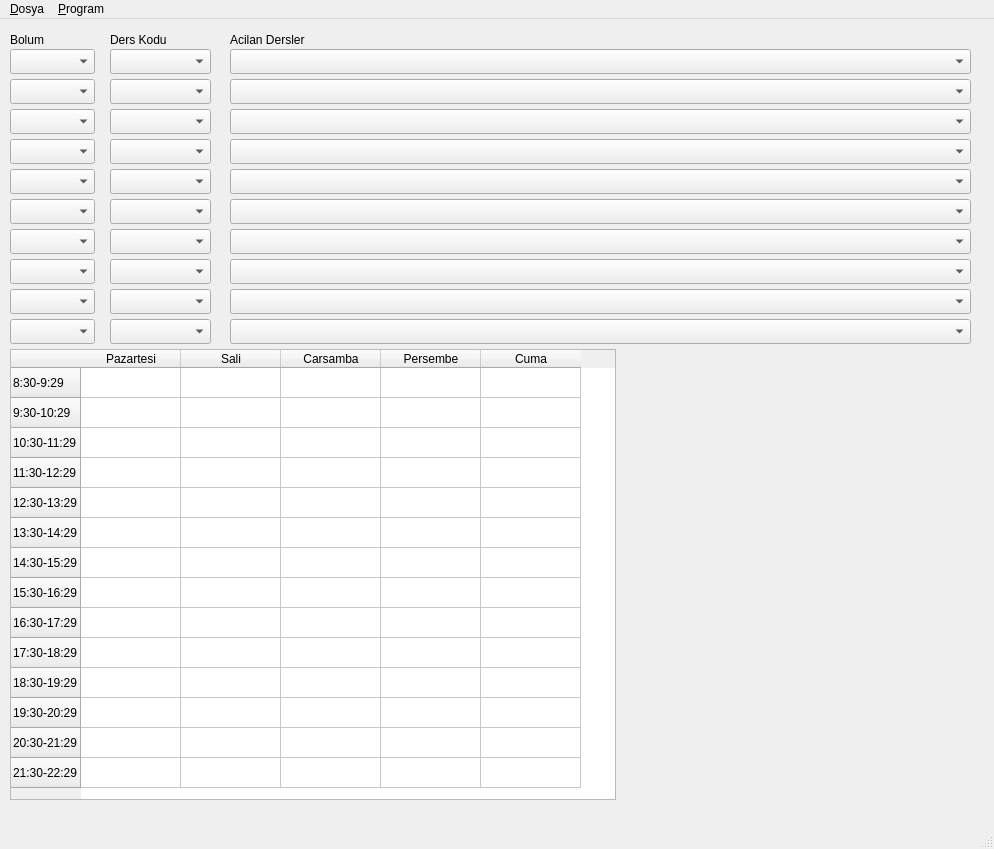
omerfirmak/ITU-Programci-PY, file mainwindow.ui: the form before one commit.
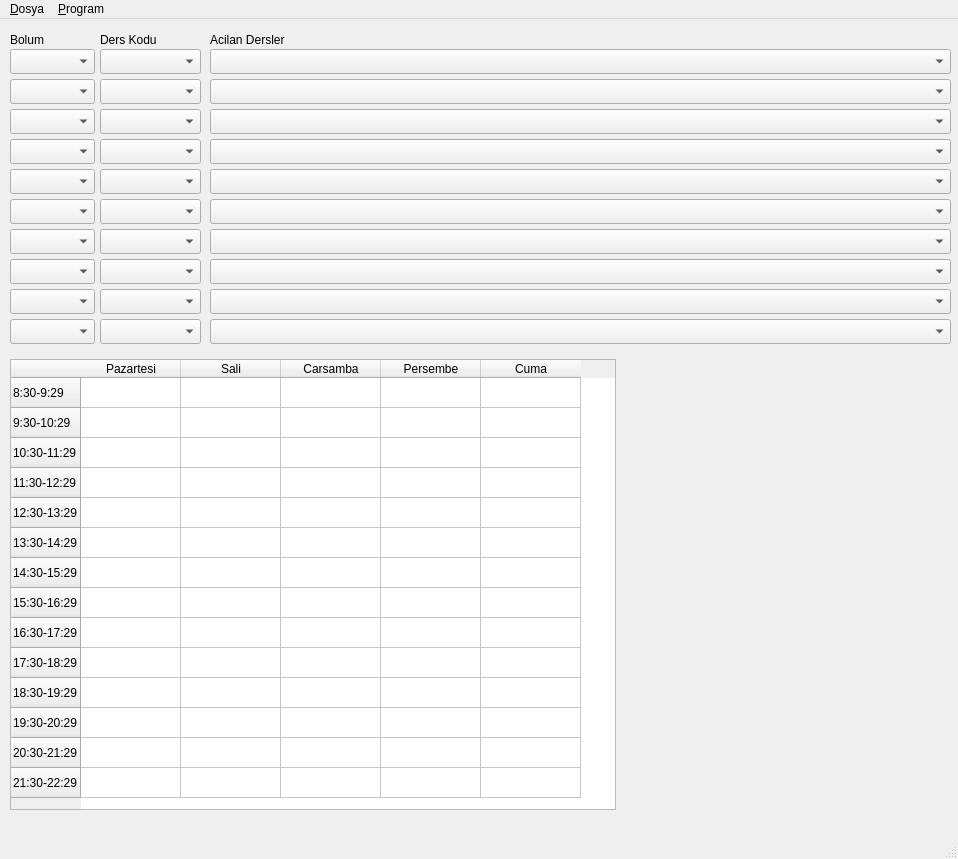
The form after the commit.

Patch:
```diff
--- a/mainwindow.ui
+++ b/mainwindow.ui
@@ -9,8 +9,8 @@
    <rect>
     <x>0</x>
     <y>0</y>
-    <width>994</width>
-    <height>849</height>
+    <width>958</width>
+    <height>859</height>
    </rect>
   </property>
   <property name="windowTitle">
@@ -46,7 +46,7 @@
     <property name="geometry">
      <rect>
       <x>10</x>
-      <y>330</y>
+      <y>340</y>
       <width>606</width>
       <height>451</height>
      </rect>
@@ -360,7 +360,7 @@
    <widget class="QComboBox" name="classCodeComboBox_0">
     <property name="geometry">
      <rect>
-      <x>110</x>
+      <x>100</x>
       <y>30</y>
       <width>101</width>
       <height>25</height>
@@ -382,7 +382,7 @@
    <widget class="QComboBox" name="classCodeComboBox_1">
     <property name="geometry">
      <rect>
-      <x>110</x>
+      <x>100</x>
       <y>60</y>
       <width>101</width>
       <height>25</height>
@@ -404,7 +404,7 @@
    <widget class="QComboBox" name="classCodeComboBox_2">
     <property name="geometry">
      <rect>
-      <x>110</x>
+      <x>100</x>
       <y>90</y>
       <width>101</width>
       <height>25</height>
@@ -426,7 +426,7 @@
    <widget class="QComboBox" name="classCodeComboBox_3">
     <property name="geometry">
      <rect>
-      <x>110</x>
+      <x>100</x>
       <y>120</y>
       <width>101</width>
       <height>25</height>
@@ -448,7 +448,7 @@
    <widget class="QComboBox" name="classCodeComboBox_4">
     <property name="geometry">
      <rect>
-      <x>110</x>
+      <x>100</x>
       <y>150</y>
       <width>101</width>
       <height>25</height>
@@ -470,7 +470,7 @@
    <widget class="QComboBox" name="classCodeComboBox_5">
     <property name="geometry">
      <rect>
-      <x>110</x>
+      <x>100</x>
       <y>180</y>
       <width>101</width>
       <height>25</height>
@@ -492,7 +492,7 @@
    <widget class="QComboBox" name="classCodeComboBox_6">
     <property name="geometry">
      <rect>
-      <x>110</x>
+      <x>100</x>
       <y>210</y>
       <width>101</width>
       <height>25</height>
@@ -514,7 +514,7 @@
    <widget class="QComboBox" name="classCodeComboBox_7">
     <property name="geometry">
      <rect>
-      <x>110</x>
+      <x>100</x>
       <y>240</y>
       <width>101</width>
       <height>25</height>
@@ -536,7 +536,7 @@
    <widget class="QComboBox" name="classCodeComboBox_8">
     <property name="geometry">
      <rect>
-      <x>110</x>
+      <x>100</x>
       <y>270</y>
       <width>101</width>
       <height>25</height>
@@ -558,7 +558,7 @@
    <widget class="QComboBox" name="classCodeComboBox_9">
     <property name="geometry">
      <rect>
-      <x>110</x>
+      <x>100</x>
       <y>300</y>
       <width>101</width>
       <height>25</height>
@@ -580,7 +580,7 @@
    <widget class="QComboBox" name="availClassComboBox_0">
     <property name="geometry">
      <rect>
-      <x>230</x>
+      <x>210</x>
       <y>30</y>
       <width>741</width>
       <height>25</height>
@@ -602,7 +602,7 @@
    <widget class="QComboBox" name="availClassComboBox_1">
     <property name="geometry">
      <rect>
-      <x>230</x>
+      <x>210</x>
       <y>60</y>
       <width>741</width>
       <height>25</height>
@@ -624,7 +624,7 @@
    <widget class="QComboBox" name="availClassComboBox_2">
     <property name="geometry">
      <rect>
-      <x>230</x>
+      <x>210</x>
       <y>90</y>
       <width>741</width>
       <height>25</height>
@@ -646,7 +646,7 @@
    <widget class="QComboBox" name="availClassComboBox_3">
     <property name="geometry">
      <rect>
-      <x>230</x>
+      <x>210</x>
       <y>120</y>
       <width>741</width>
       <height>25</height>
@@ -668,7 +668,7 @@
    <widget class="QComboBox" name="availClassComboBox_4">
     <property name="geometry">
      <rect>
-      <x>230</x>
+      <x>210</x>
       <y>150</y>
       <width>741</width>
       <height>25</height>
@@ -690,7 +690,7 @@
    <widget class="QComboBox" name="availClassComboBox_5">
     <property name="geometry">
      <rect>
-      <x>230</x>
+      <x>210</x>
       <y>180</y>
       <width>741</width>
       <height>25</height>
@@ -712,7 +712,7 @@
    <widget class="QComboBox" name="availClassComboBox_6">
     <property name="geometry">
      <rect>
-      <x>230</x>
+      <x>210</x>
       <y>210</y>
       <width>741</width>
       <height>25</height>
@@ -734,7 +734,7 @@
    <widget class="QComboBox" name="availClassComboBox_7">
     <property name="geometry">
      <rect>
-      <x>230</x>
+      <x>210</x>
       <y>240</y>
       <width>741</width>
       <height>25</height>
@@ -756,7 +756,7 @@
    <widget class="QComboBox" name="availClassComboBox_8">
     <property name="geometry">
      <rect>
-      <x>230</x>
+      <x>210</x>
       <y>270</y>
       <width>741</width>
       <height>25</height>
@@ -778,7 +778,7 @@
    <widget class="QComboBox" name="availClassComboBox_9">
     <property name="geometry">
      <rect>
-      <x>230</x>
+      <x>210</x>
       <y>300</y>
       <width>741</width>
       <height>25</height>
@@ -813,7 +813,7 @@
    <widget class="QLabel" name="label_2">
     <property name="geometry">
      <rect>
-      <x>110</x>
+      <x>100</x>
       <y>10</y>
       <width>91</width>
       <height>21</height>
@@ -826,7 +826,7 @@
    <widget class="QLabel" name="label_3">
     <property name="geometry">
      <rect>
-      <x>230</x>
+      <x>210</x>
       <y>10</y>
       <width>331</width>
       <height>21</height>
@@ -842,11 +842,11 @@
     <rect>
      <x>0</x>
      <y>0</y>
-     <width>994</width>
+     <width>958</width>
      <height>29</height>
     </rect>
    </property>
-   <widget class="QMenu" name="menuDosya">
+   <widget class="QMenu" name="menuFile">
     <property name="title">
      <string>&amp;Dosya</string>
     </property>
@@ -860,7 +860,7 @@
     <addaction name="action_Sifirla"/>
     <addaction name="action_Veritabanini_guncelle"/>
    </widget>
-   <addaction name="menuDosya"/>
+   <addaction name="menuFile"/>
    <addaction name="menu_Program"/>
   </widget>
   <widget class="QStatusBar" name="statusbar">
```
Left out of the diff: 16 changed lines with no effect on the pictures.
